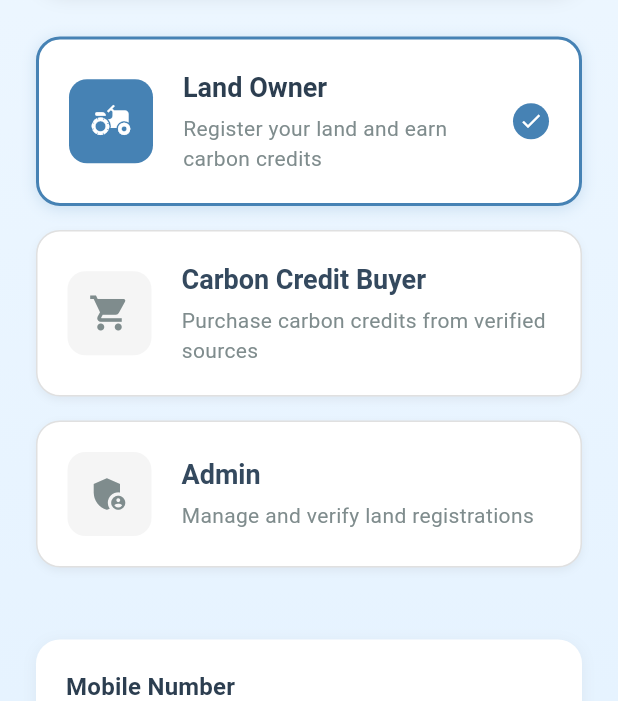
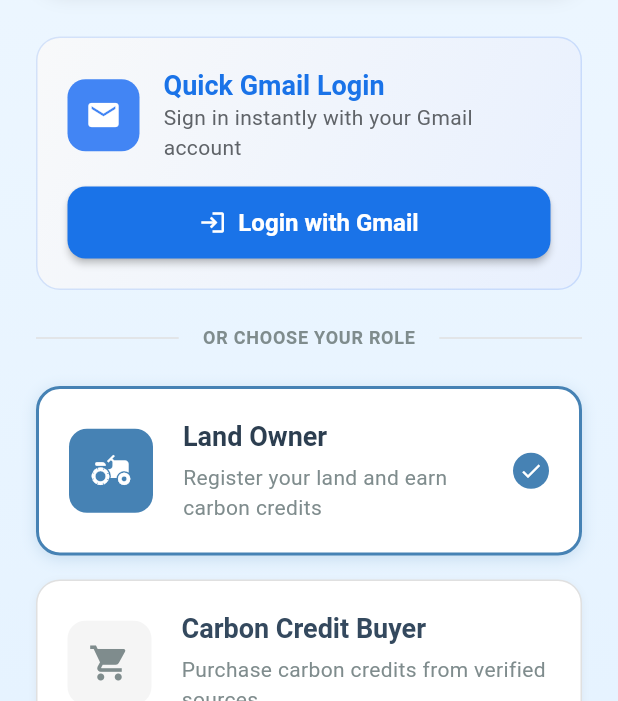
Before and after one commit to Oceara/Oceara-blue-carbon-mrv, a Flutter app: the screen it shows after launch, on a phone screen of 412 x 824 dp, the part 535-1236 px from its top. Run offline on Flutter 3.47's test engine with Material 3 defaults, Android fonts, the phone set to English and light mode, and no system bars; our stand-ins replace google_maps_flutter, google_sign_in, lottie, shared_preferences, syncfusion_flutter_charts; accounts and stored records are empty.

Commit message:
Add prominent Gmail login option and remove duplicates - Added prominent Gmail login section at top of login screen - Removed duplicate Gmail sign-in buttons - Clean single Gmail login option with professional styling - Enhanced user experience with clear Gmail branding

```diff
--- a/lib/screens/login_screen.dart
+++ b/lib/screens/login_screen.dart
@@ -107,6 +107,109 @@
                 ),
               ),
               const SizedBox(height: 32),
+
+            // Quick Gmail Login Section
+            Container(
+              padding: const EdgeInsets.all(20),
+              decoration: BoxDecoration(
+                gradient: const LinearGradient(
+                  colors: [Color(0xFFF8F9FA), Color(0xFFE8F0FE)],
+                  begin: Alignment.topLeft,
+                  end: Alignment.bottomRight,
+                ),
+                borderRadius: BorderRadius.circular(16),
+                border: Border.all(color: const Color(0xFF4285F4).withOpacity(0.2)),
+              ),
+              child: Column(
+                children: [
+                  Row(
+                    children: [
+                      Container(
+                        width: 48,
+                        height: 48,
+                        decoration: BoxDecoration(
+                          color: const Color(0xFF4285F4),
+                          borderRadius: BorderRadius.circular(12),
+                        ),
+                        child: const Icon(
+                          Icons.mail,
+                          color: Colors.white,
+                          size: 24,
+                        ),
+                      ),
+                      const SizedBox(width: 16),
+                      Expanded(
+                        child: Column(
+                          crossAxisAlignment: CrossAxisAlignment.start,
+                          children: [
+                            Text(
+                              'Quick Gmail Login',
+                              style: Theme.of(context).textTheme.titleLarge?.copyWith(
+                                color: const Color(0xFF1A73E8),
+                                fontWeight: FontWeight.bold,
+                              ),
+                            ),
+                            Text(
+                              'Sign in instantly with your Gmail account',
+                              style: Theme.of(context).textTheme.bodyMedium?.copyWith(
+                                color: const Color(0xFF5F6368),
+                              ),
+                            ),
+                          ],
+                        ),
+                      ),
+                    ],
+                  ),
+                  const SizedBox(height: 16),
+                  SizedBox(
+                    width: double.infinity,
+                    height: 48,
+                    child: ElevatedButton.icon(
+                      onPressed: _handleGoogleSignIn,
+                      icon: const Icon(Icons.login, color: Colors.white),
+                      label: const Text(
+                        'Login with Gmail',
+                        style: TextStyle(
+                          color: Colors.white,
+                          fontWeight: FontWeight.w600,
+                          fontSize: 16,
+                        ),
+                      ),
+                      style: ElevatedButton.styleFrom(
+                        backgroundColor: const Color(0xFF1A73E8),
+                        shape: RoundedRectangleBorder(
+                          borderRadius: BorderRadius.circular(12),
+                        ),
+                        elevation: 2,
+                      ),
+                    ),
+                  ),
+                ],
+              ),
+            ),
+
+            const SizedBox(height: 24),
+
+            // Divider
+            Row(
+              children: [
+                const Expanded(child: Divider(color: Color(0xFFE0E0E0))),
+                Padding(
+                  padding: const EdgeInsets.symmetric(horizontal: 16),
+                  child: Text(
+                    'OR CHOOSE YOUR ROLE',
+                    style: Theme.of(context).textTheme.bodySmall?.copyWith(
+                      color: const Color(0xFF7F8C8D),
+                      fontWeight: FontWeight.w600,
+                      letterSpacing: 0.5,
+                    ),
+                  ),
+                ),
+                const Expanded(child: Divider(color: Color(0xFFE0E0E0))),
+              ],
+            ),
+
+            const SizedBox(height: 24),
 
             // Role Selection Cards
             ...UserRole.values.map((role) => _buildRoleCard(role)).toList(),
@@ -223,53 +326,6 @@
             ),
 
             const SizedBox(height: 24),
-
-            // Google Sign-In Button
-            Container(
-              height: 56,
-              decoration: BoxDecoration(
-                color: Colors.white,
-                borderRadius: BorderRadius.circular(12),
-                border: Border.all(color: const Color(0xFFE0E0E0)),
-                boxShadow: [
-                  BoxShadow(
-                    color: Colors.black.withOpacity(0.05),
-                    blurRadius: 4,
-                    offset: const Offset(0, 2),
-                  ),
-                ],
-              ),
-              child: Material(
-                color: Colors.transparent,
-                child: InkWell(
-                  onTap: _handleGoogleSignIn,
-                  borderRadius: BorderRadius.circular(12),
-                  child: Row(
-                    mainAxisAlignment: MainAxisAlignment.center,
-                    children: [
-                      Container(
-                        width: 24,
-                        height: 24,
-                        decoration: const BoxDecoration(
-                          image: DecorationImage(
-                            image: NetworkImage('https://developers.google.com/identity/images/g-logo.png'),
-                            fit: BoxFit.contain,
-                          ),
-                        ),
-                      ),
-                      const SizedBox(width: 12),
-                      Text(
-                        'Continue with Google',
-                        style: Theme.of(context).textTheme.titleMedium?.copyWith(
-                          color: const Color(0xFF2C3E50),
-                          fontWeight: FontWeight.w600,
-                        ),
-                      ),
-                    ],
-                  ),
-                ),
-              ),
-            ),
 
             const SizedBox(height: 20),
             Center(
```
Also changed, not shown: 1 other file.
